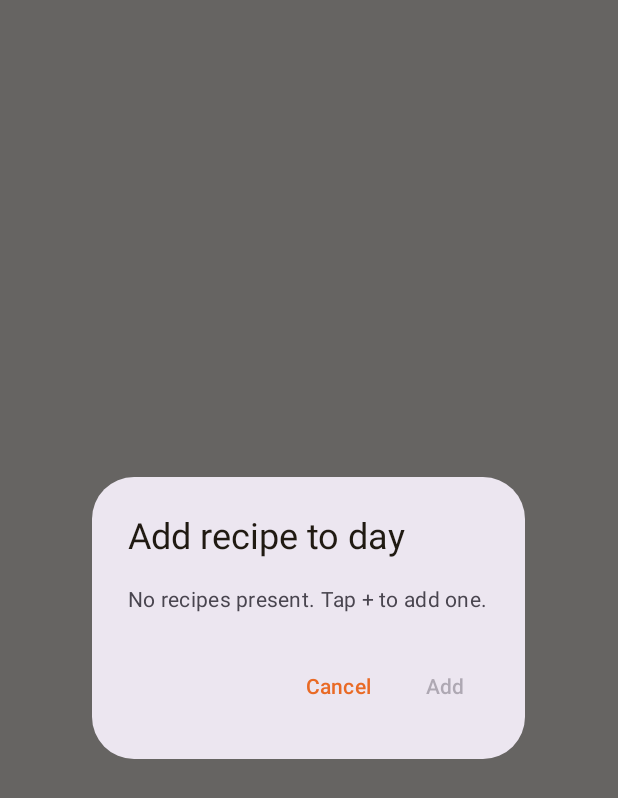
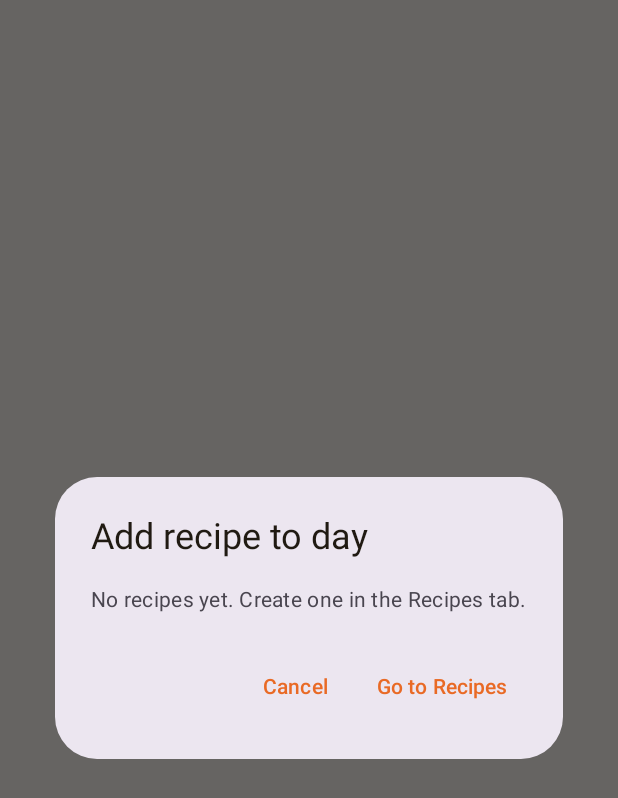
Before and after one commit to roughnecks/grocery-run, an Android app built with Jetpack Compose: the composable AddRecipeToDayDialog called with empty values, on a phone screen of 412 x 824 dp. Shown: the top 798 px of the screen. Run offline under Robolectric (Android 15) with nearby library versions, the phone set to English and light mode, and no system bars.

Commit message:
fix dialog to add a recipe straight from the menu, when there are no recipes yet

```diff
--- a/app/src/main/java/space/woodpeckersnest/groceryrun/ui/components/AddRecipeToDayDialog.kt
+++ b/app/src/main/java/space/woodpeckersnest/groceryrun/ui/components/AddRecipeToDayDialog.kt
@@ -16,11 +16,14 @@ import space.woodpeckersnest.groceryrun.data.model.Recipe
 
 // Picker listing every existing recipe with checkboxes for multiple
 // selection.
+// When there are no recipes yet, it explains where to create one and
+// offers a button that opens the Recipes tab.
 @Composable
 fun AddRecipeToDayDialog(
     recipes: List<Recipe>,
     onDismiss: () -> Unit,
-    onConfirm: (List<Recipe>) -> Unit
+    onConfirm: (List<Recipe>) -> Unit,
+    onGoToRecipes: () -> Unit
 ) {
     val selectedRecipes = remember { mutableStateListOf<Recipe>() }
 
@@ -29,7 +32,7 @@ fun AddRecipeToDayDialog(
         title = { Text(stringResource(R.string.add_recipe_to_day_title)) },
         text = {
             if (recipes.isEmpty()) {
-                Text(stringResource(R.string.recipes_empty))
+                Text(stringResource(R.string.recipes_empty_hint))
             } else {
                 LazyColumn(modifier = Modifier.heightIn(max = 400.dp)) {
                     items(recipes, key = { it.id }) { recipe ->
@@ -63,11 +66,17 @@ fun AddRecipeToDayDialog(
             }
         },
         confirmButton = {
-            TextButton(
-                onClick = { onConfirm(selectedRecipes.toList()) },
-                enabled = selectedRecipes.isNotEmpty()
-            ) {
-                Text(stringResource(R.string.add_action))
+            if (recipes.isEmpty()) {
+                TextButton(onClick = onGoToRecipes) {
+                    Text(stringResource(R.string.go_to_recipes_action))
+                }
+            } else {
+                TextButton(
+                    onClick = { onConfirm(selectedRecipes.toList()) },
+                    enabled = selectedRecipes.isNotEmpty()
+                ) {
+                    Text(stringResource(R.string.add_action))
+                }
             }
         },
         dismissButton = {
--- /dev/null
+++ b/app/src/main/res/values/strings_recipes_dialog.xml
@@ -0,0 +1,5 @@
+<?xml version="1.0" encoding="utf-8"?>
+<resources>
+    <string name="recipes_empty_hint">No recipes yet. Create one in the Recipes tab.</string>
+    <string name="go_to_recipes_action">Go to Recipes</string>
+</resources>
```
Also changed, not shown: app/src/main/java/space/woodpeckersnest/groceryrun/ui/navigation/AppNavHost.kt (+13 -1 lines), app/src/main/java/space/woodpeckersnest/groceryrun/ui/screens/WeeklyMenuScreen.kt (+6 -1 lines), 5 other files.
